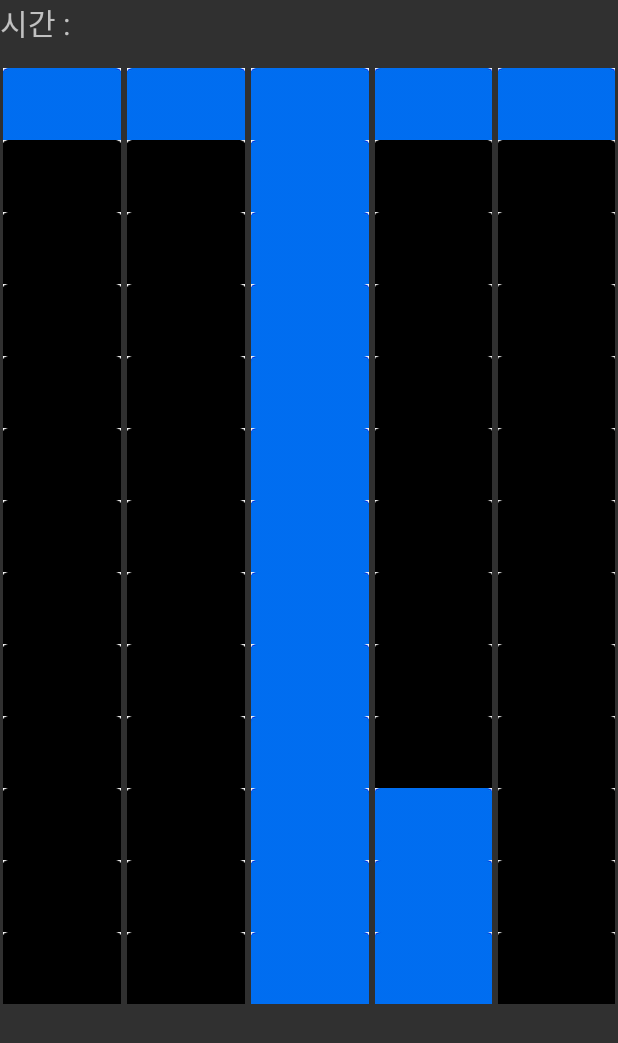
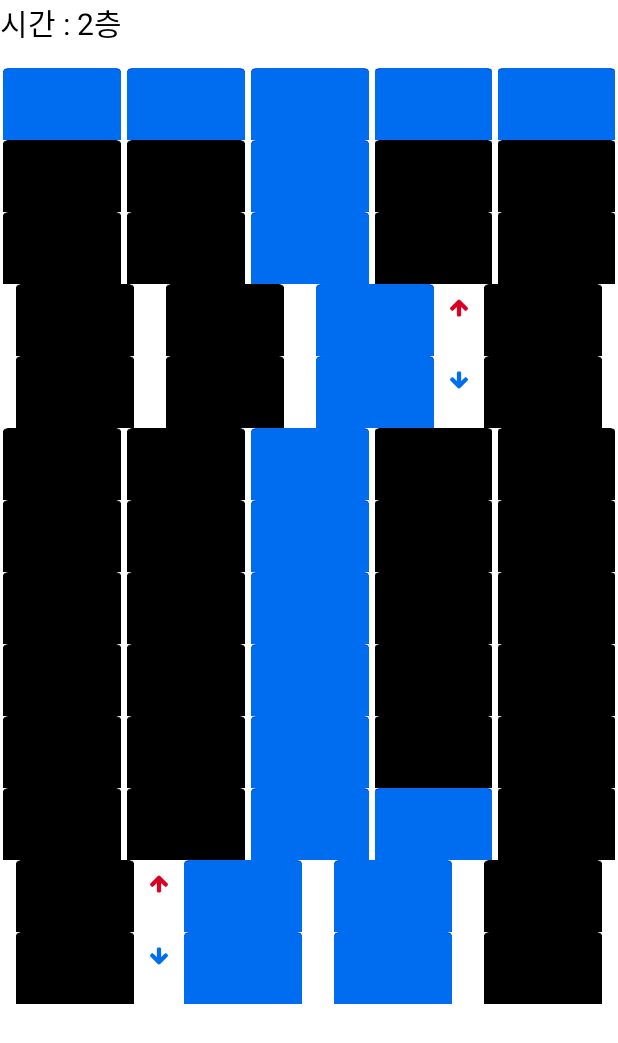
Before and after one commit to HyePago/FindClassroom, an Android app: the screen it shows after launch (Floor2), on a phone screen of 412 x 824 dp. Shown: the top 1043 px of the screen. Run offline under Robolectric (Android 15) with nearby library versions, the phone set to English and light mode, and no system bars.

Commit message:
층 이동

```diff
--- a/app/src/main/AndroidManifest.xml
+++ b/app/src/main/AndroidManifest.xml
@@ -17,6 +17,7 @@
             </intent-filter>
         </activity>
         <activity android:name=".Floor2" />
+        <activity android:name=".Floor3" />
     </application>
 
 </manifest>
--- a/app/src/main/java/com/emirim/hyejin/findclassroom/Floor2.java
+++ b/app/src/main/java/com/emirim/hyejin/findclassroom/Floor2.java
@@ -1,14 +1,18 @@
 package com.emirim.hyejin.findclassroom;
 
+import android.content.Intent;
 import android.os.Bundle;
 import android.support.v7.app.AppCompatActivity;
 import android.view.View;
 import android.widget.ImageView;
+import android.widget.TextView;
 
 // 2층
 public class Floor2  extends AppCompatActivity {
     public ImageView space[];
     public String spaceValue[];
+    public ImageView hallway[];
+    public TextView timeText;
 
     @Override
     protected void onCreate(Bundle savedInstanceState) {
@@ -17,7 +21,12 @@ public class Floor2  extends AppCompatActivity {
 
         // 현재 위치 저장
         Data.currentFloor = 2;
+        timeText = (TextView)findViewById(R.id.timeText);
+        timeText.setText("2층");
 
+        hallway = new ImageView[] {
+                (ImageView)findViewById(R.id.td61), (ImageView)findViewById(R.id.td62),  (ImageView)findViewById(R.id.td63), (ImageView)findViewById(R.id.td64), (ImageView)findViewById(R.id.td65)
+        };
         space = new ImageView[]{
                 (ImageView)findViewById(R.id.td1), (ImageView)findViewById(R.id.td2),  (ImageView)findViewById(R.id.td3), (ImageView)findViewById(R.id.td4), (ImageView)findViewById(R.id.td5),  (ImageView)findViewById(R.id.td6),  (ImageView)findViewById(R.id.td7),  (ImageView)findViewById(R.id.td8), (ImageView)findViewById(R.id.td9), (ImageView)findViewById(R.id.td10),
                 (ImageView)findViewById(R.id.td11), (ImageView)findViewById(R.id.td12),  (ImageView)findViewById(R.id.td13),  (ImageView)findViewById(R.id.td14), (ImageView)findViewById(R.id.td15),  (ImageView)findViewById(R.id.td16),  (ImageView)findViewById(R.id.td17),  (ImageView)findViewById(R.id.td18), (ImageView)findViewById(R.id.td19), (ImageView)findViewById(R.id.td20),
@@ -81,7 +90,8 @@ public class Floor2  extends AppCompatActivity {
                 public void onClick(View v) {
                     if(Data.currentFloor != 4) {
                         Data.currentFloor += 1;
-                        // Intent **
+                        startActivity(new Intent(Floor2.this, Floor3.class));
+                        finish();
                     }
                 }
             });
@@ -94,29 +104,36 @@ public class Floor2  extends AppCompatActivity {
                 public void onClick(View v) {
                     if(Data.currentFloor != -1) {
                         Data.currentFloor -= 1;
-                        // Intent **
                     }
                 }
             });
         }
 
-        // 솔루션 2실
+        // 복도 이동
+        for(int i=0; i<hallway.length; i++) {
+            hallway[i].setOnClickListener(new View.OnClickListener() {
+                @Override
+                public void onClick(View v) {
+                    // 복도 이동하는 작업 추가
+                }
+            });
+        }
+
+        // 교사 휴게실
         space[0].setImageResource(R.drawable.square2);
         space[1].setImageResource(R.drawable.square2);
         space[5].setImageResource(R.drawable.square2);
         space[6].setImageResource(R.drawable.square2);
 
-        // 솔루션 1실
+        // 3교무실
         space[3].setImageResource(R.drawable.square2);
         space[4].setImageResource(R.drawable.square2);
         space[8].setImageResource(R.drawable.square2);
         space[9].setImageResource(R.drawable.square2);
 
-        // 동아리 실 (앱반)
+        // 2교무실
         space[10].setImageResource(R.drawable.square2);
         space[11].setImageResource(R.drawable.square2);
-
-        // 전산실
         space[15].setImageResource(R.drawable.square2);
         space[16].setImageResource(R.drawable.square2);
 
@@ -124,25 +141,23 @@ public class Floor2  extends AppCompatActivity {
         space[14].setImageResource(R.drawable.square2);
         space[19].setImageResource(R.drawable.square2);
 
-        // 동아리실 (미벤)
+        // 상담실(2교무실 부속)
         space[20].setImageResource(R.drawable.square2);
         space[21].setImageResource(R.drawable.square2);
 
-        // 동아리실 (웹진)
+        // 수준별 교육실 1
         space[23].setImageResource(R.drawable.square2);
         space[24].setImageResource(R.drawable.square2);
 
-        // 디자인 1실
+        // 과학 준비실
         space[25].setImageResource(R.drawable.square2);
         space[26].setImageResource(R.drawable.square2);
-        space[30].setImageResource(R.drawable.square2);
-        space[31].setImageResource(R.drawable.square2);
 
-        // 조교실
+        // 수준별 교육실 2
         space[28].setImageResource(R.drawable.square2);
         space[29].setImageResource(R.drawable.square2);
 
-        // 디자인 2실
+        // 보건 교육실
         space[33].setImageResource(R.drawable.square2);
         space[34].setImageResource(R.drawable.square2);
         space[38].setImageResource(R.drawable.square2);
@@ -150,9 +165,13 @@ public class Floor2  extends AppCompatActivity {
         space[43].setImageResource(R.drawable.square2);
         space[44].setImageResource(R.drawable.square2);
 
-        // 앱창작터 1실
+        // 과학실
+        space[30].setImageResource(R.drawable.square2);
+        space[31].setImageResource(R.drawable.square2);
         space[35].setImageResource(R.drawable.square2);
         space[36].setImageResource(R.drawable.square2);
+
+        // 보건실
         space[40].setImageResource(R.drawable.square2);
         space[41].setImageResource(R.drawable.square2);
         space[45].setImageResource(R.drawable.square2);
@@ -163,10 +182,10 @@ public class Floor2  extends AppCompatActivity {
         space[55].setImageResource(R.drawable.square2);
 
         // 계단 버튼
-        space[13].setImageResource(R.drawable.square2); // 상승
-        space[51].setImageResource(R.drawable.square2); // 상승
-        space[18].setImageResource(R.drawable.square2); // 하락
-        space[56].setImageResource(R.drawable.square2); // 하락
+        space[13].setImageResource(R.drawable.up); // 상승
+        space[51].setImageResource(R.drawable.up); // 상승
+        space[18].setImageResource(R.drawable.down); // 하락
+        space[56].setImageResource(R.drawable.down); // 하락
 
         // 식수대
         space[49].setImageResource(R.drawable.square2);
--- a/app/src/main/res/layout/activity_floor2.xml
+++ b/app/src/main/res/layout/activity_floor2.xml
@@ -3,6 +3,7 @@
     xmlns:tools="http://schemas.android.com/tools"
     android:layout_width="match_parent"
     android:layout_height="match_parent"
+    android:background="@color/white"
     xmlns:app="http://schemas.android.com/apk/res-auto">
     <LinearLayout
         android:layout_width="match_parent"
@@ -15,11 +16,13 @@
             android:layout_width="wrap_content"
             android:layout_height="wrap_content"
             android:textSize="20sp"
+            android:textColor="@color/black"
             android:text="시간 : "/>
         <TextView
             android:id="@+id/timeText"
             android:layout_width="wrap_content"
             android:layout_height="wrap_content"
+            android:textColor="@color/black"
             android:textSize="20sp"/>
     </LinearLayout>
     <GridLayout
--- a/app/src/main/res/values/colors.xml
+++ b/app/src/main/res/values/colors.xml
@@ -3,4 +3,6 @@
     <color name="colorPrimary">#3F51B5</color>
     <color name="colorPrimaryDark">#303F9F</color>
     <color name="colorAccent">#FF4081</color>
+    <color name="white">#FFFFFF</color>
+    <color name="black">#000000</color>
 </resources>
```
Also changed, not shown: app/src/main/java/com/emirim/hyejin/findclassroom/Floor3.java (+12 -7 lines), app/src/main/res/drawable/down.png (added), app/src/main/res/drawable/up.png (added).
